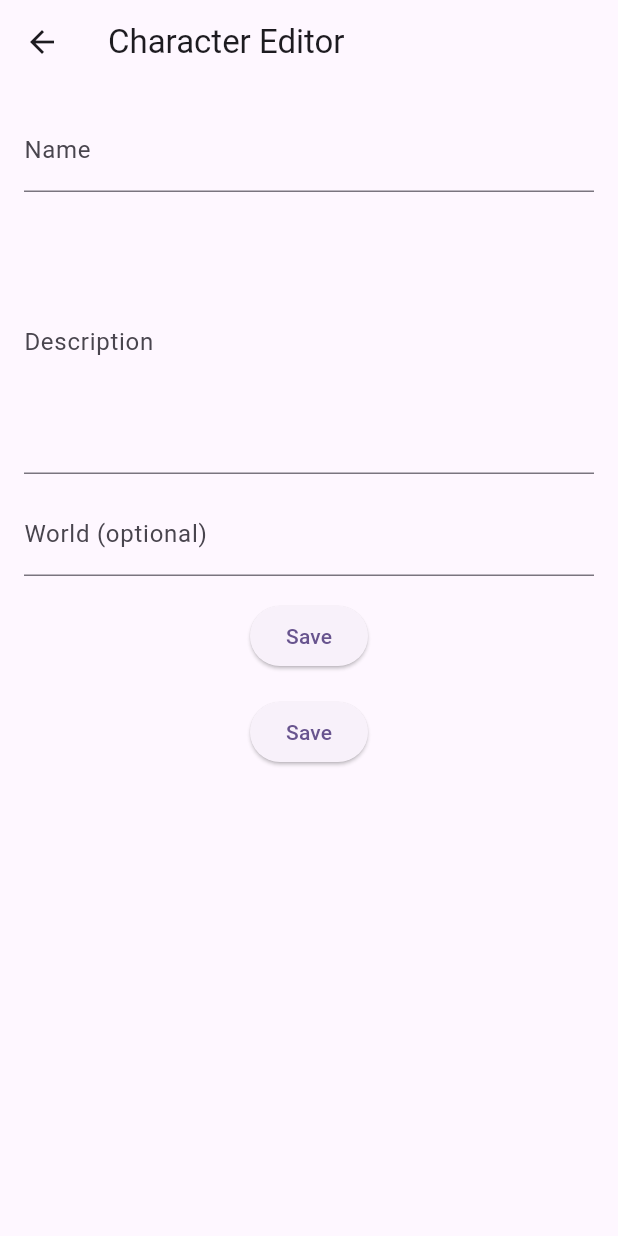
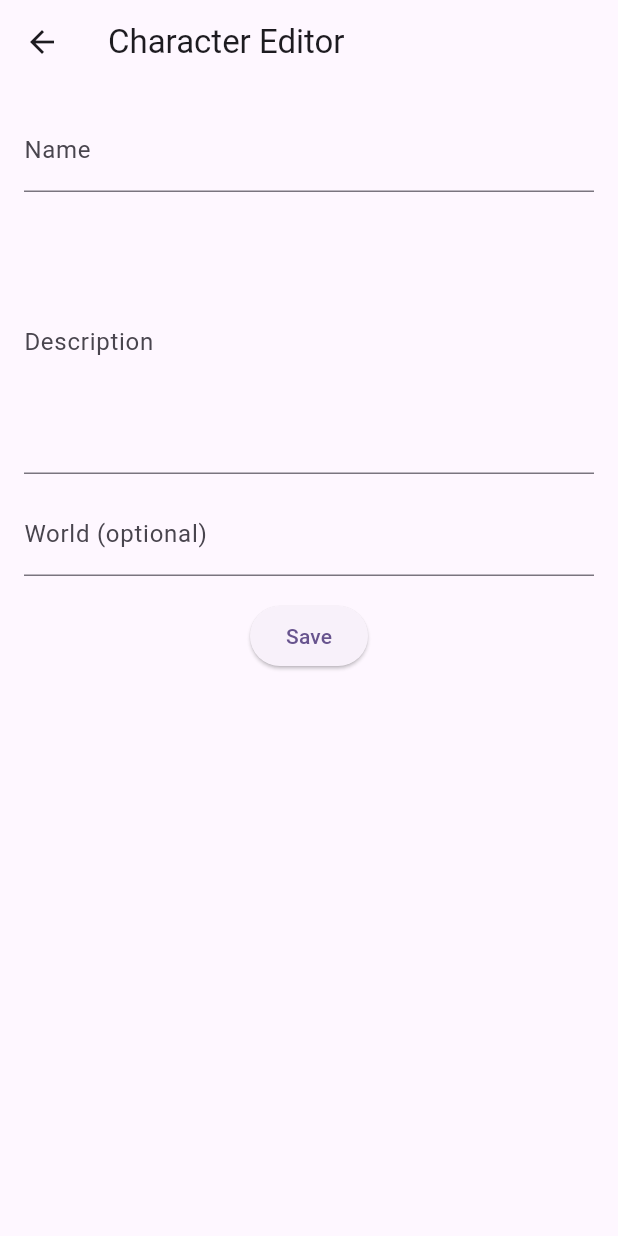
Before and after one commit to KleaSCM/Nira, a Flutter app: the CharacterEditor screen opened directly, on a phone screen of 412 x 824 dp. Run offline on Flutter 3.47's test engine with Material 3 defaults, Android fonts, the phone set to English and light mode, and no system bars; our stand-ins replace file_picker, flutter_animate, google_fonts, shared_preferences, sqflite; accounts and stored records are empty; network calls fail.

Commit message:
removed save button

```diff
--- a/frontend/lib/RolePlay/CharacterEditor.dart
+++ b/frontend/lib/RolePlay/CharacterEditor.dart
@@ -59,7 +59,6 @@ class _CharacterEditorState extends State<CharacterEditor> {
             const SizedBox(height: 16),
             ElevatedButton(onPressed: _save, child: const Text('Save')),
             const SizedBox(height: 16),
-            ElevatedButton(onPressed: _save, child: const Text('Save')),
           ],
         ),
       ),
```
